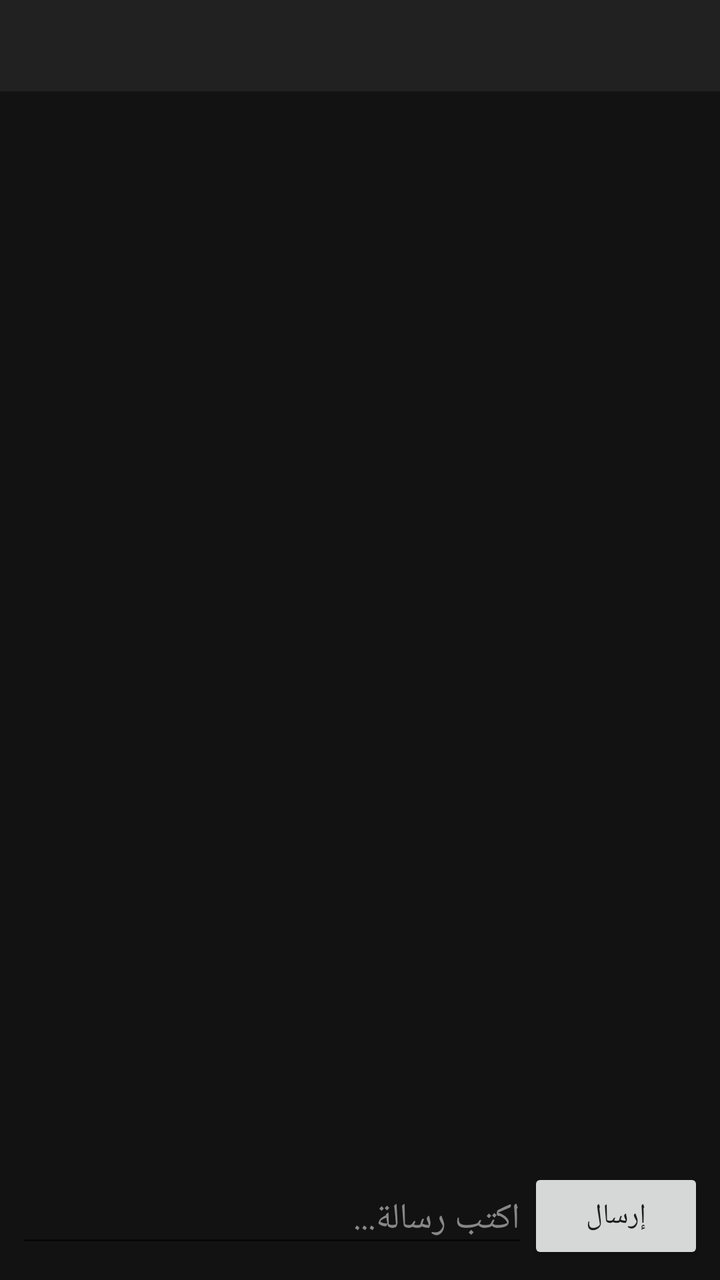
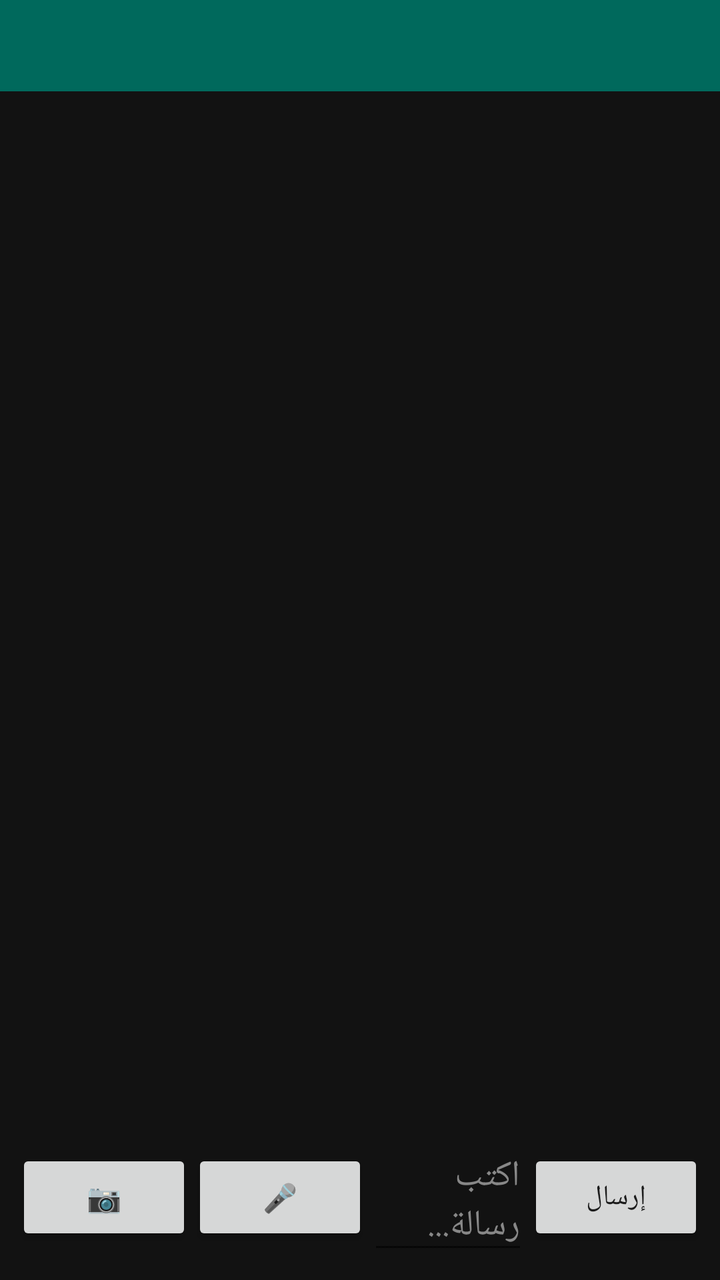

Before-and-after screenshots of an Android layout around one commit, followed by the original layout XML and the change that was made.
<!-- AndroidManifest.xml: application theme Theme.FamilyMap -->
<!-- res/layout/activity_chat.xml -->
<?xml version="1.0" encoding="utf-8"?>
<LinearLayout xmlns:android="http://schemas.android.com/apk/res/android"
    android:layout_width="match_parent"
    android:layout_height="match_parent"
    android:orientation="vertical"
    android:background="@color/bg_dark">

    <LinearLayout
        android:layout_width="match_parent"
        android:layout_height="wrap_content"
        android:orientation="horizontal"
        android:padding="12dp"
        android:gravity="center_vertical"
        android:background="#212121">

        <TextView
            android:id="@+id/chatTitle"
            android:layout_width="0dp"
            android:layout_height="wrap_content"
            android:layout_weight="1"
            android:textColor="#FFFFFF"
            android:textSize="16sp"
            android:textStyle="bold" />

        <Button
            android:id="@+id/btnClearAll"
            android:layout_width="wrap_content"
            android:layout_height="wrap_content"
            android:text="🗑 مسح الكل"
            android:visibility="gone" />

    </LinearLayout>

    <androidx.recyclerview.widget.RecyclerView
        android:id="@+id/chatRecyclerView"
        android:layout_width="match_parent"
        android:layout_height="0dp"
        android:layout_weight="1"
        android:padding="8dp" />

    <LinearLayout
        android:layout_width="match_parent"
        android:layout_height="wrap_content"
        android:orientation="horizontal"
        android:padding="8dp"
        android:gravity="center_vertical">

        <Button
            android:id="@+id/btnAttach"
            android:layout_width="wrap_content"
            android:layout_height="wrap_content"
            android:text="📷"
            android:visibility="gone" />

        <EditText
            android:id="@+id/messageInput"
            android:layout_width="0dp"
            android:layout_height="wrap_content"
            android:layout_weight="1"
            android:hint="اكتب رسالة..."
            android:textColorHint="#888888"
            android:textColor="#FFFFFF" />

        <Button
            android:id="@+id/btnSend"
            android:layout_width="wrap_content"
            android:layout_height="wrap_content"
            android:text="إرسال" />

    </LinearLayout>

</LinearLayout>
<!-- resources referenced by this layout -->
<resources>
  <color name="bg_dark">#121212</color>
  <style name="Theme.FamilyMap" parent="Theme.MaterialComponents.DayNight.NoActionBar" />
</resources>

<!-- the commit's change to res/layout/activity_chat.xml (unified diff, before → after) -->
@@ -11,7 +11,7 @@
         android:orientation="horizontal"
         android:padding="12dp"
         android:gravity="center_vertical"
-        android:background="#212121">
+        android:background="@color/primary">
 
         <TextView
             android:id="@+id/chatTitle"
@@ -49,8 +49,13 @@
             android:id="@+id/btnAttach"
             android:layout_width="wrap_content"
             android:layout_height="wrap_content"
-            android:text="📷"
-            android:visibility="gone" />
+            android:text="📷" />
+
+        <Button
+            android:id="@+id/btnVoice"
+            android:layout_width="wrap_content"
+            android:layout_height="wrap_content"
+            android:text="🎤" />
 
         <EditText
             android:id="@+id/messageInput"
<!-- resource entries referenced after the edit -->
@@ -1,6 +1,12 @@
 <!-- resources referenced by this layout -->
 <resources>
   <color name="bg_dark">#121212</color>
-  <style name="Theme.FamilyMap" parent="Theme.MaterialComponents.DayNight.NoActionBar" />
+  <color name="primary">#00695C</color>
+  <style name="Theme.FamilyMap" parent="Theme.MaterialComponents.DayNight.NoActionBar">
+          <item name="colorPrimary">@color/primary</item>
+          <item name="colorPrimaryDark">@color/primary</item>
+          <item name="colorAccent">@color/accent</item>
+      </style>
+  <color name="accent">#00BFA5</color>
 </resources>
 
